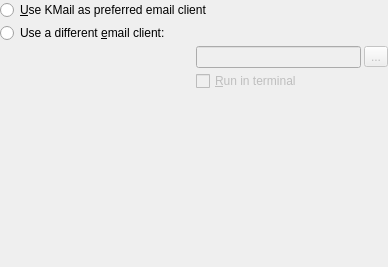
This is kcontrol/componentchooser/emailclientconfig_ui.ui in KDE/kde-runtime as Qt 5 draws it before an edit. The edited form follows.
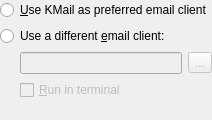
This is the edited form. Custom widgets are drawn as their Qt base class.

Diff of the .ui file:
```diff
--- a/kcontrol/componentchooser/emailclientconfig_ui.ui
+++ b/kcontrol/componentchooser/emailclientconfig_ui.ui
@@ -1,69 +1,52 @@
 <ui version="4.0" >
  <class>EmailClientConfig_UI</class>
- <widget class="QWidget" name="EmailClientConfig_UI" >
-  <property name="enabled" >
-   <bool>true</bool>
-  </property>
-  <property name="geometry" >
-   <rect>
-    <x>0</x>
-    <y>0</y>
-    <width>388</width>
-    <height>267</height>
-   </rect>
-  </property>
-  <property name="sizePolicy" >
-   <sizepolicy vsizetype="MinimumExpanding" hsizetype="MinimumExpanding" >
-    <horstretch>0</horstretch>
-    <verstretch>0</verstretch>
-   </sizepolicy>
-  </property>
-  <layout class="QGridLayout" >
-   <property name="leftMargin" >
+ <widget class="QWidget" name="EmailClientConfig_UI">
+  <layout class="QVBoxLayout">
+   <property name="margin">
     <number>0</number>
    </property>
-   <property name="topMargin" >
-    <number>0</number>
-   </property>
-   <property name="rightMargin" >
-    <number>0</number>
-   </property>
-   <property name="bottomMargin" >
-    <number>0</number>
-   </property>
-   <item row="2" column="1" >
-    <layout class="QHBoxLayout" >
-     <property name="leftMargin" >
-      <number>0</number>
+   <item>
+    <widget class="QRadioButton" name="kmailCB">
+     <property name="whatsThis">
+      <string>Kmail is the standard Mail program for the KDE desktop.</string>
      </property>
-     <property name="topMargin" >
-      <number>0</number>
+     <property name="text">
+      <string>&amp;Use KMail as preferred email client</string>
      </property>
-     <property name="rightMargin" >
-      <number>0</number>
+    </widget>
+   </item>
+   <item>
+    <widget class="QRadioButton" name="otherCB">
+     <property name="whatsThis">
+      <string>Select this option if you want to use any other mail program.</string>
      </property>
-     <property name="bottomMargin" >
-      <number>0</number>
+     <property name="text">
+      <string>Use a different &amp;email client:</string>
      </property>
+    </widget>
+   </item>
+   <item>
+    <layout class="QHBoxLayout">
      <item>
-      <widget class="QLineEdit" name="txtEMailClient" >
-       <property name="enabled" >
-        <bool>false</bool>
+      <spacer>
+       <property name="orientation">
+        <enum>Qt::Horizontal</enum>
        </property>
-       <property name="sizePolicy" >
-        <sizepolicy vsizetype="Fixed" hsizetype="Minimum" >
-         <horstretch>1</horstretch>
-         <verstretch>0</verstretch>
-        </sizepolicy>
+       <property name="sizeType">
+        <enum>QSizePolicy::Fixed</enum>
        </property>
-       <property name="minimumSize" >
+       <property name="sizeHint" stdset="0">
         <size>
-         <width>0</width>
+         <width>20</width>
          <height>0</height>
         </size>
        </property>
-       <property name="toolTip" >
-        <string>&lt;ul> &lt;li>%t: Recipient's address&lt;/li> &lt;li>%s: Subject&lt;/li> &lt;li>%c: Carbon Copy (CC)&lt;/li> &lt;li>%b: Blind Carbon Copy (BCC)&lt;/li> &lt;li>%B: Template body text&lt;/li> &lt;li>%A: Attachment &lt;/li> &lt;li>%u: Full mailto: URL &lt;/li>&lt;/ul></string>
+      </spacer>
+     </item>
+     <item>
+      <widget class="KLineEdit" name="txtEMailClient">
+       <property name="enabled">
+        <bool>false</bool>
        </property>
        <property name="whatsThis" >
          <string>Press this button to select your favorite email client. Please note that the file you select has to have the executable attribute set in order to be accepted.&lt;br/> You can also use several placeholders which will be replaced with the actual values when the email client is called:&lt;ul> &lt;li>%t: Recipient's address&lt;/li> &lt;li>%s: Subject&lt;/li> &lt;li>%c: Carbon Copy (CC)&lt;/li> &lt;li>%b: Blind Carbon Copy (BCC)&lt;/li> &lt;li>%B: Template body text&lt;/li> &lt;li>%A: Attachment &lt;/li> &lt;/ul></string>
@@ -85,82 +68,50 @@
      </item>
     </layout>
    </item>
-   <item row="3" column="1" >
-    <widget class="QCheckBox" name="chkRunTerminal" >
-     <property name="enabled" >
-      <bool>false</bool>
-     </property>
-     <property name="whatsThis" >
-      <string>Activate this option if you want the selected email client to be executed in a terminal (e.g. &lt;em>Konsole&lt;/em>).</string>
-     </property>
-     <property name="text" >
-      <string>&amp;Run in terminal</string>
-     </property>
-    </widget>
+   <item>
+    <layout class="QHBoxLayout">
+     <item>
+      <spacer>
+       <property name="orientation">
+        <enum>Qt::Horizontal</enum>
+       </property>
+       <property name="sizeType">
+        <enum>QSizePolicy::Fixed</enum>
+       </property>
+       <property name="sizeHint" stdset="0">
+        <size>
+         <width>20</width>
+         <height>0</height>
+        </size>
+       </property>
+      </spacer>
+     </item>
+     <item>
+      <widget class="QCheckBox" name="chkRunTerminal">
+       <property name="enabled">
+        <bool>false</bool>
+       </property>
+       <property name="whatsThis">
+        <string>Activate this option if you want the selected email client to be executed in a terminal (e.g. &lt;em&gt;Konsole&lt;/em&gt;).</string>
+       </property>
+       <property name="text">
+        <string>&amp;Run in terminal</string>
+       </property>
+      </widget>
+     </item>
+    </layout>
    </item>
-   <item row="4" column="1" >
+   <item>
     <spacer>
-     <property name="orientation" >
+     <property name="orientation">
       <enum>Qt::Vertical</enum>
      </property>
-     <property name="sizeType" >
+     <property name="sizeType">
       <enum>QSizePolicy::Expanding</enum>
      </property>
-     <property name="sizeHint" >
+     <property name="sizeHint" stdset="0">
       <size>
        <width>0</width>
-       <height>16</height>
-      </size>
-     </property>
-    </spacer>
-   </item>
-   <item row="0" column="0" colspan="2" >
-    <widget class="QRadioButton" name="kmailCB" >
-     <property name="whatsThis" >
-      <string>Kmail is the standard Mail program for the KDE desktop.</string>
-     </property>
-     <property name="text" >
-      <string>&amp;Use KMail as preferred email client</string>
-     </property>
-    </widget>
-   </item>
-   <item row="1" column="0" colspan="2" >
-    <widget class="QRadioButton" name="otherCB" >
-     <property name="whatsThis" >
-      <string>Select this option if you want to use any other mail program.</string>
-     </property>
-     <property name="text" >
-      <string>Use a different &amp;email client:</string>
-     </property>
-    </widget>
-   </item>
-   <item row="2" column="0" >
-    <spacer>
-     <property name="orientation" >
-      <enum>Qt::Horizontal</enum>
-     </property>
-     <property name="sizeType" >
-      <enum>QSizePolicy::Fixed</enum>
-     </property>
-     <property name="sizeHint" >
-      <size>
-       <width>20</width>
-       <height>20</height>
-      </size>
-     </property>
-    </spacer>
-   </item>
-   <item row="3" column="0" >
-    <spacer>
-     <property name="orientation" >
-      <enum>Qt::Horizontal</enum>
-     </property>
-     <property name="sizeType" >
-      <enum>QSizePolicy::Fixed</enum>
-     </property>
-     <property name="sizeHint" >
-      <size>
-       <width>20</width>
        <height>20</height>
       </size>
      </property>
@@ -168,17 +119,13 @@
    </item>
   </layout>
  </widget>
- <layoutdefault spacing="3" margin="6" />
- <layoutfunction spacing="KDialog::spacingHint" margin="KDialog::marginHint" />
- <tabstops>
-  <tabstop>kmailCB</tabstop>
-  <tabstop>otherCB</tabstop>
-  <tabstop>txtEMailClient</tabstop>
-  <tabstop>chkRunTerminal</tabstop>
- </tabstops>
- <includes>
-  <include location="local" >kdialog.h</include>
- </includes>
+ <customwidgets>
+  <customwidget>
+   <class>KLineEdit</class>
+   <extends>QLineEdit</extends>
+   <header location="global">KDE/KLineEdit</header>
+  </customwidget>
+ </customwidgets>
  <resources/>
  <connections>
   <connection>
```
Left out of the diff: 30 changed lines with no effect on the pictures.
